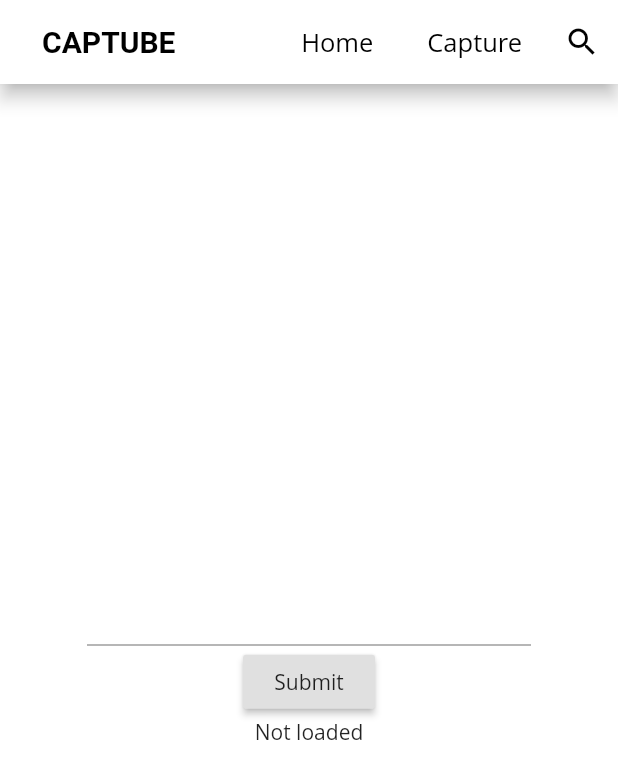
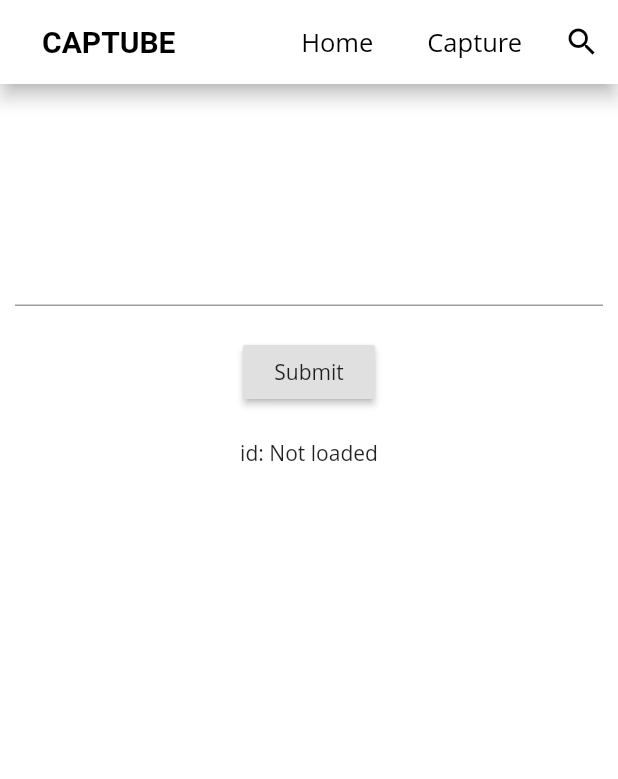
Before and after one commit to jungwoos/captube, a Flutter app: the CaptureView screen opened by its route, after a tap on "Submit", after a tap on "Capture", on a phone screen of 412 x 824 dp. Shown: the top 779 px of the screen. Run offline on Flutter 3.47's test engine with Material 2 defaults, Android fonts, the phone set to English and light mode, and no system bars; our stand-ins replace get_it, provider_architecture, responsive_builder; network calls fail; Roboto replaces fonts that are missing (Open Sans).

Commit message:
added capture function

```diff
--- a/lib/views/capture_view.dart
+++ b/lib/views/capture_view.dart
@@ -1,3 +1,5 @@
+import 'dart:convert';
+
 import 'package:http/http.dart';
 import 'package:flutter/material.dart';
 
@@ -12,24 +14,34 @@ class CaptureView extends StatefulWidget {
 class _CaptureViewState extends State<CaptureView> {
   bool _isLoading = false;
   var _data = "Not loaded";
-  var _apiURL = 'http://captube.net/api/v1/capture';
+  var _apiURL = 'http://captube.net:4000/api/v1/capture';
 
   void _fetchData(String url) async {
-    Map<String, String> headers = {"Content-type": "application/json"};
-    String json = '{"url": "$url", "language": "eng"}';
+//    Map<String, String> headers = {'Content-Type': "application/json"};
+//    String json = '{"url": "$url", "language": "eng"}';
 
     setState(() {
       _isLoading = true;
     });
 
-    print('Calling API...');
+    print('Calling API...with url: $url');
     var response;
     try{
-      response = await post(_apiURL, headers: headers, body: json);
+      response = await post(
+        _apiURL,
+        body: jsonEncode(
+          {
+            //'url': 'https://www.youtube.com/watch?v=Czof3Fz4JOw',
+            'url': '$url',
+            //'language': 'eng',
+          }
+        ),
+        headers: {'Content-Type': "application/json"},
+      );
       if (response.statusCode == 200) {
         setState(() {
           _isLoading = false;
-        _data = response.body;
+          _data = json.decode(response.body)['id'];
         });
         print("Response: ${response.statusCode}");
       } else {
@@ -39,7 +51,7 @@ class _CaptureViewState extends State<CaptureView> {
       setState(() {
         _isLoading = false;
         _data = '$err';
-      //print('Caught error: $err');
+        print('Caught error: $err');
       });
     }
 
@@ -49,15 +61,17 @@ class _CaptureViewState extends State<CaptureView> {
   Widget build(BuildContext context) {
     var _controller = TextEditingController();
 
-    return Center(
-        child: Padding(
-          padding: const EdgeInsets.all(8.0),
+    return Container(
+          padding: const EdgeInsets.symmetric(horizontal: 10, vertical: 0),
+          alignment: Alignment.topCenter,
     child: Column(
-            mainAxisAlignment: MainAxisAlignment.center,
+      mainAxisAlignment: MainAxisAlignment.start,
       children: <Widget>[
+        SizedBox(height: 100.0,),
         TextField(
           controller: _controller,
         ),
+        SizedBox(height: 20.0,),
         RaisedButton(
           child: Text("Submit"),
             onPressed: () {
@@ -69,10 +83,12 @@ class _CaptureViewState extends State<CaptureView> {
                   // text here will always have https://
             },
         ),
-              Text(_isLoading ? "Loading.." : _data),
+        SizedBox(height: 20.0,),
+        _isLoading ? CircularProgressIndicator()
+          : Text("id: $_data")
+              //Text(_isLoading ? "Loading.." : _data),
       ],
-          ),
-        ),
+    )
     );
   }
 }
--- a/lib/views/details_view.dart
+++ b/lib/views/details_view.dart
@@ -1,7 +1,7 @@
 import 'package:flutter/material.dart';
 import 'package:provider_architecture/viewmodel_provider.dart';
 import 'package:captube/viewmodels/episode_details_view_model.dart';
-import 'package:captube/widgets/episodes_list/details_list.dart';
+import 'package:captube/widgets/detail_list/details_list.dart';
 
 class DetailsView extends StatelessWidget {
   final String id;
@@ -14,7 +14,7 @@ class DetailsView extends StatelessWidget {
       onModelReady: (model) => model.getDetail(id),
       builder: (context, model, child) => SingleChildScrollView(
         child: Column(
-            crossAxisAlignment: CrossAxisAlignment.start,
+            crossAxisAlignment: CrossAxisAlignment.center,
             mainAxisSize: MainAxisSize.max,
             children: <Widget>[
               model.details == null
--- a/lib/views/episodes_view.dart
+++ b/lib/views/episodes_view.dart
@@ -20,7 +20,7 @@ class EpisodesView extends StatelessWidget {
       onModelReady: (model) => model.getEpisodes(),
       builder: (context, model, child) => SingleChildScrollView(
         child: Column(
-            crossAxisAlignment: CrossAxisAlignment.start,
+            crossAxisAlignment: CrossAxisAlignment.center,
             mainAxisSize: MainAxisSize.max,
             children: <Widget>[
               model.episodes == null
--- a/lib/widgets/episodes_list/detail_item.dart
+++ b/lib/widgets/detail_list/detail_item.dart
@@ -16,7 +16,7 @@ class DetailItem extends StatelessWidget {
       //      placeholder: CircularProgressIndicator(),
       //      imageUrl: model.url,
       //)
-      child: Image.network(model.url)
+      child: Image.network(model.url, width: 640, height: 360)
       ,fit: BoxFit.fill,
     );
   }
--- a/lib/widgets/episodes_list/details_list.dart
+++ b/lib/widgets/detail_list/details_list.dart
@@ -1,6 +1,6 @@
 import 'package:flutter/material.dart';
 import 'package:captube/datamodels/detail_item_model.dart';
-import 'package:captube/widgets/episodes_list/detail_item.dart';
+import 'package:captube/widgets/detail_list/detail_item.dart';
 
 class DetailList extends StatelessWidget {
   final List<DetailItemModel> details;
--- a/lib/widgets/navigation_bar.dart
+++ b/lib/widgets/navigation_bar.dart
@@ -2,7 +2,7 @@ import 'package:captube/routing/route_names.dart';
 import 'package:flutter/material.dart';
 import 'package:captube/locator.dart';
 import 'package:captube/services/navigation_service.dart';
-import 'package:captube/routing/router.dart';
+//import 'package:captube/routing/router.dart';
 
 class NavigationBar extends StatelessWidget {
   const NavigationBar({Key key}) : super(key: key);
```
Also changed, not shown: lib/views/layout_template.dart (+2 -5 lines), lib/widgets/episodes_list/episodes_list.dart (+4 -8 lines). Lines whose indentation alone changed are shown as unchanged.
